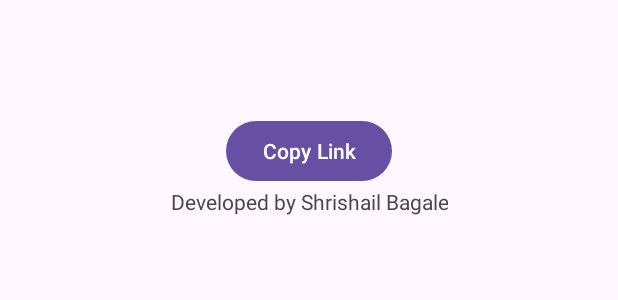
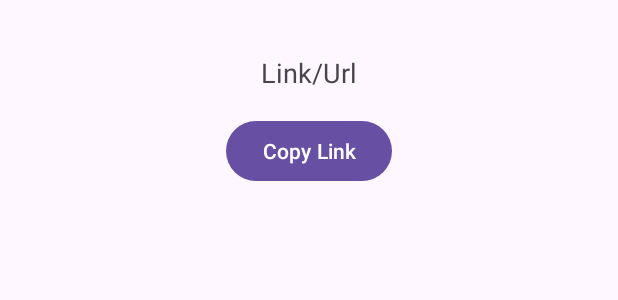
Before and after one commit to shrishailbagale/QR_Code_Generator, an Android app: the layout link_dialog.xml on its own in the app's theme, with its tools: preview values and no code run, on a phone screen of 412 x 824 dp. Shown: the top 300 px of the screen. Run offline under Robolectric (Android 15) with nearby library versions, the phone set to English and light mode, and no system bars.

Commit message:
first commit

```diff
--- a/app/src/main/AndroidManifest.xml
+++ b/app/src/main/AndroidManifest.xml
@@ -21,6 +21,8 @@
         android:supportsRtl="true"
         android:theme="@style/Theme.QRCode"
         tools:targetApi="31">
+
+
         <activity
             android:name=".ScannerActivity"
             android:exported="false" />
@@ -43,6 +45,7 @@
         <meta-data
             android:name="com.google.android.gms.ads.APPLICATION_ID"
             android:value="ca-app-pub-5413988332027050~6234212842" />
+
     </application>
 
 </manifest>
--- a/app/src/main/java/com/qrcode/GenerateQRActivity.java
+++ b/app/src/main/java/com/shriqrcode/GenerateQRActivity.java
@@ -1,4 +1,4 @@
-package com.qrcode;
+package com.shriqrcode;
 
 import android.Manifest;
 import android.app.ProgressDialog;
@@ -24,7 +24,6 @@ import androidx.core.content.ContextCompat;
 
 import com.google.android.gms.tasks.OnFailureListener;
 import com.google.android.gms.tasks.OnSuccessListener;
-import com.google.android.play.core.integrity.v;
 import com.google.firebase.storage.FirebaseStorage;
 import com.google.firebase.storage.StorageReference;
 import com.google.firebase.storage.UploadTask;
@@ -32,6 +31,7 @@ import com.google.zxing.BarcodeFormat;
 import com.google.zxing.WriterException;
 import com.google.zxing.common.BitMatrix;
 import com.google.zxing.qrcode.QRCodeWriter;
+import com.qrcode.R;
 
 import java.io.ByteArrayOutputStream;
 import java.io.File;
--- a/app/src/main/java/com/qrcode/LinkDialogFragment.java
+++ b/app/src/main/java/com/shriqrcode/LinkDialogFragment.java
@@ -1,4 +1,4 @@
-package com.qrcode;
+package com.shriqrcode;
 
 import android.content.ClipData;
 import android.content.ClipboardManager;
@@ -11,6 +11,8 @@ import android.widget.Button;
 import android.widget.TextView;
 
 import androidx.fragment.app.DialogFragment;
+
+import com.qrcode.R;
 
 public class LinkDialogFragment extends DialogFragment {
 
--- a/app/src/main/java/com/qrcode/MainActivity.java
+++ b/app/src/main/java/com/shriqrcode/MainActivity.java
@@ -1,4 +1,4 @@
-package com.qrcode;
+package com.shriqrcode;
 
 import android.annotation.SuppressLint;
 import android.content.Intent;
@@ -13,6 +13,7 @@ import com.google.android.gms.ads.AdView;
 import com.google.android.gms.ads.MobileAds;
 import com.google.android.gms.ads.initialization.InitializationStatus;
 import com.google.android.gms.ads.initialization.OnInitializationCompleteListener;
+import com.qrcode.R;
 
 public class MainActivity extends AppCompatActivity {
     Button text, startScannerButton;
--- a/app/src/main/java/com/qrcode/QRCodeScannerActivity.java
+++ b/app/src/main/java/com/shriqrcode/QRCodeScannerActivity.java
@@ -1,9 +1,11 @@
-package com.qrcode;
+package com.shriqrcode;
 
 import android.os.Bundle;
 import android.widget.TextView;
 
 import androidx.appcompat.app.AppCompatActivity;
+
+import com.qrcode.R;
 
 
 public class QRCodeScannerActivity extends AppCompatActivity {
--- a/app/src/main/java/com/qrcode/UploadDialogFragment.java
+++ b/app/src/main/java/com/shriqrcode/UploadDialogFragment.java
@@ -1,4 +1,4 @@
-package com.qrcode;
+package com.shriqrcode;
 
 import android.annotation.SuppressLint;
 import android.os.AsyncTask;
@@ -11,6 +11,8 @@ import android.widget.ProgressBar;
 import androidx.annotation.NonNull;
 import androidx.annotation.Nullable;
 import androidx.fragment.app.DialogFragment;
+
+import com.qrcode.R;
 
 public class UploadDialogFragment extends DialogFragment {
 
--- a/app/src/main/res/layout/link_dialog.xml
+++ b/app/src/main/res/layout/link_dialog.xml
@@ -1,6 +1,6 @@
 <?xml version="1.0" encoding="utf-8"?>
-<LinearLayout
-    xmlns:android="http://schemas.android.com/apk/res/android"
+<LinearLayout xmlns:android="http://schemas.android.com/apk/res/android"
+    xmlns:ads="http://schemas.android.com/apk/res-auto"
     android:layout_width="match_parent"
     android:layout_height="wrap_content"
     android:minWidth="340dp"
@@ -14,7 +14,7 @@
         android:layout_height="wrap_content"
         android:layout_marginTop="16dp"
         android:gravity="center"
-        android:text=""
+        android:text="Link/Url"
         android:textSize="18sp" />
 
     <Button
@@ -31,13 +31,18 @@
         android:gravity="center"
         android:orientation="horizontal"
         android:layout_gravity="center">
-        <TextView
-            android:id="@+id/textView4"
-            android:layout_width="wrap_content"
+
+        <com.google.android.gms.ads.AdView
+            xmlns:ads="http://schemas.android.com/tools"
+            android:id="@+id/adsdsfView"
+            android:layout_width="match_parent"
             android:layout_height="wrap_content"
-            android:gravity="center"
-            android:layout_gravity="center"
-            android:text="@string/author" />
+            android:layout_marginTop="20dp"
+            android:layout_alignParentBottom="true"
+            ads:adSize="BANNER"
+            ads:adUnitId="@string/banner_ad_unit_id">
+        </com.google.android.gms.ads.AdView>
 
     </LinearLayout>
+
 </LinearLayout>
--- a/app/src/main/res/layout/upload_dialog.xml
+++ b/app/src/main/res/layout/upload_dialog.xml
@@ -11,6 +11,7 @@
         android:id="@+id/upload_button"
         android:layout_width="match_parent"
         android:layout_height="wrap_content"
+        android:background="@drawable/rounded_button_bg"
         android:text="Upload and Generate Link"
         android:layout_marginTop="16dp" />
 
```
Also changed, not shown: app/src/main/java/com/shriqrcode/ScannerActivity.java (renamed from app/src/main/java/com/qrcode/ScannerActivity.java, +17 -1 lines), app/src/main/res/layout/activity_generate_qr.xml (+13 -20 lines), app/src/main/res/layout/activity_scanner.xml (+19 -2 lines), 4 other files.
